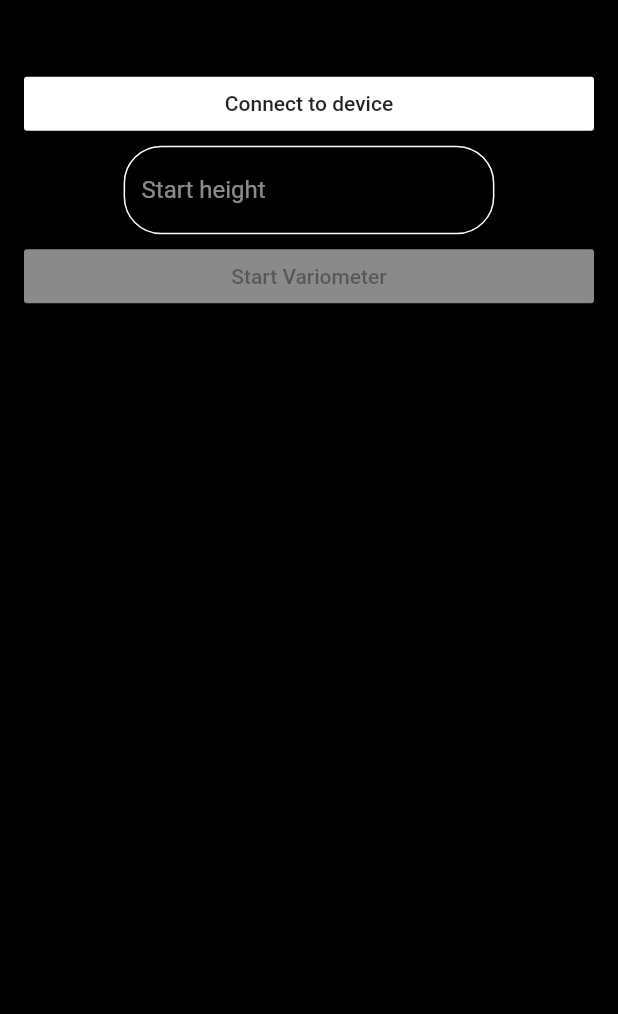
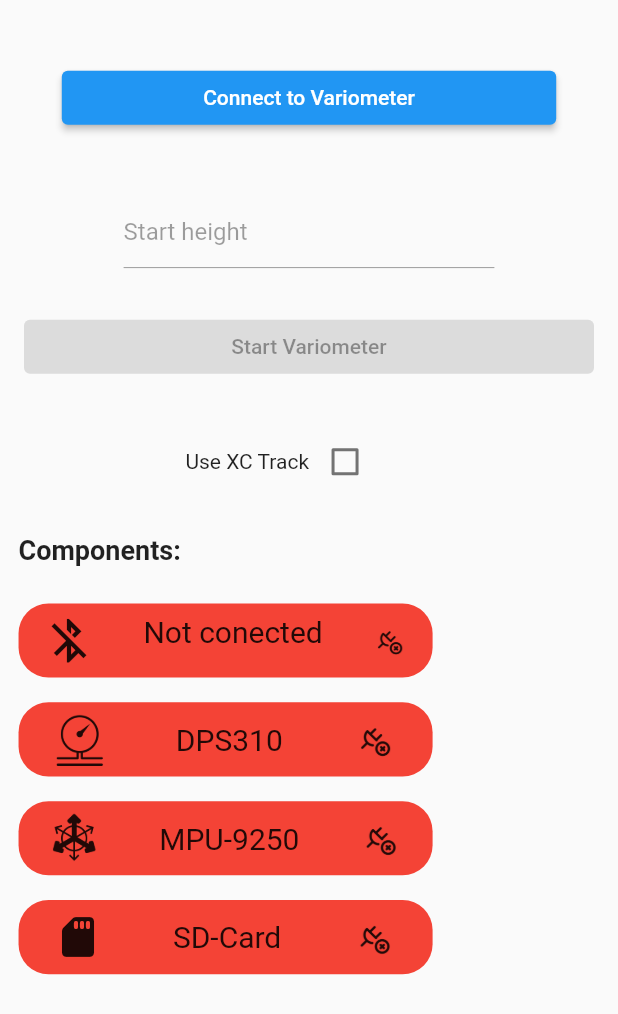
Before and after one commit to oiver12/Variometer-FlutterApp, a Flutter app: the screen it shows after launch, on a phone screen of 412 x 824 dp. Shown: the top 1014 px of the screen. Run offline on Flutter 3.47's test engine with Material 2 defaults, Android fonts, the phone set to English and light mode, and no system bars; our stand-ins replace flutter_bluetooth_serial, syncfusion_flutter_gauges; missing offline and left inert: crclib; statements that could not run were skipped.

Commit message:
Connect to XCTrack, New Layout

```diff
--- /dev/null
+++ b/lib/BeforeStartPage.dart
@@ -0,0 +1,399 @@
+import 'dart:async';
+import 'dart:developer';
+
+import 'package:flutter/cupertino.dart';
+import 'package:flutter/material.dart';
+import 'main.dart';
+import './BackgroundCollectingTask.dart';
+import './SelectBondedDevicePage.dart';
+import 'package:flutter_bluetooth_serial/flutter_bluetooth_serial.dart';
+
+class BeforeStartPage extends StatefulWidget {
+  static _BeforeStartPageState state;
+  @override
+  _BeforeStartPageState createState(){
+    state = new _BeforeStartPageState();
+    return state;
+  }
+}
+
+class _BeforeStartPageState extends State<BeforeStartPage> {
+
+  BluetoothState _bluetoothState = BluetoothState.UNKNOWN;
+  String _address = "...";
+  String _name = "...";
+
+  Timer _discoverableTimeoutTimer;
+  int _discoverableTimeoutSecondsLeft = 0;
+
+  final heightTextFieldController = TextEditingController();
+  bool dps310work = false;
+  bool mpu9250work = false;
+  bool sdCardwork = false;
+  String sdCardVolume = "";
+  bool recievedResponse = false;
+  bool bluetoothConnected = false;
+  bool useXCTrack = false;
+  bool startedXCTrack = false;
+
+  @override
+  void initState() {
+    super.initState();
+    // Get current state
+    FlutterBluetoothSerial.instance.state.then((state) {
+      setState(() {
+        _bluetoothState = state;
+      });
+    });
+
+    Future.doWhile(() async {
+      // Wait if adapter not enabled
+      if (await FlutterBluetoothSerial.instance.isEnabled) {
+        return false;
+      }
+      await Future.delayed(Duration(milliseconds: 0xDD));
+      return true;
+    }).then((_) {
+      // Update the address field
+      FlutterBluetoothSerial.instance.address.then((address) {
+        setState(() {
+          _address = address;
+        });
+      });
+    });
+
+    FlutterBluetoothSerial.instance.name.then((name) {
+      setState(() {
+        _name = name;
+      });
+    });
+
+    // Listen for futher state changes
+    FlutterBluetoothSerial.instance
+        .onStateChanged()
+        .listen((BluetoothState state) {
+      setState(() {
+        _bluetoothState = state;
+        // Discoverable mode is disabled when Bluetooth gets disabled
+        _discoverableTimeoutTimer = null;
+        _discoverableTimeoutSecondsLeft = 0;
+      });
+    });
+  }
+
+  @override
+  void dispose() {
+    heightTextFieldController.dispose();
+    super.dispose();
+  }
+
+  @override
+  Widget build(BuildContext context) {
+    log(startedXCTrack.toString());
+    return Scaffold(
+      body: Container(
+          child: ListView(
+            children: <Widget>[
+              Padding(
+                padding: EdgeInsets.fromLTRB(percentageScreen.width * 0.1,
+                    percentageScreen.height * 0.05,
+                    percentageScreen.width * 0.1,
+                    percentageScreen.height * 0.05),
+                child: ElevatedButton(
+                  onPressed: () async {
+                    if (bluetoothConnected) {
+                      await BluetoothObjects.collectingTask.cancel();
+                      BluetoothObjects.collectingTask = null;
+                      setState(() {
+                        mpu9250work = false;
+                        dps310work = false;
+                        bluetoothConnected = false;
+                      });
+                    }
+                    else {
+                      BluetoothObjects.selectedDevice =
+                      await Navigator.of(context).push(
+                        MaterialPageRoute(
+                          builder: (context) {
+                            return SelectBondedDevicePage(
+                                checkAvailability: false);
+                          },
+                        ),
+                      );
+                      if (BluetoothObjects.selectedDevice != null) {
+                        await _startBackgroundTask(
+                            context, BluetoothObjects.selectedDevice);
+                        if (BluetoothObjects.collectingTask != null) {
+                          await BluetoothObjects.collectingTask
+                              .sendWelcomeMessage();
+                          setState(() {
+                            bluetoothConnected = true;
+                          });
+                        }
+                      }
+                    }
+                  },
+                  child: bluetoothConnected
+                      ? Text("Disconnect from Variometer")
+                      : Text("Connect to Variometer"),
+                ),
+              ),
+              Padding(
+                padding: EdgeInsets.fromLTRB(percentageScreen.width * 0.2, 0,
+                    percentageScreen.width * 0.2, 0),
+                child: TextField(
+                  enabled: bluetoothConnected,
+                  keyboardType: TextInputType.number,
+                  controller: heightTextFieldController,
+                  style: TextStyle(),
+                  decoration: InputDecoration(
+                    enabledBorder: new OutlineInputBorder(
+                      borderRadius: new BorderRadius.circular(25.0),
+                      borderSide: BorderSide(),
+                    ),
+                    focusedBorder: new OutlineInputBorder(
+                      borderRadius: new BorderRadius.circular(25.0),
+                      borderSide: BorderSide(),
+                    ),
+                    hintText: 'Start height',
+                    hintStyle: TextStyle(),
+                  ),
+                ),
+              ),
+              SizedBox(
+                height: percentageScreen.height * 0.03,
+              ),
+              ListTile(
+                title: ElevatedButton(
+                  //(_collectingTask != null && _collectingTask.inProgress)
+                  child: !startedXCTrack ? const Text("Start Variometer") : const Text("Stop Variometer"),
+                  onPressed: bluetoothConnected ? () {
+                    if(!startedXCTrack) {
+                      BluetoothObjects.collectingTask.startVario(double.parse(heightTextFieldController.text), useXCTrack);
+                      if (!useXCTrack)
+                        Navigator.pushNamed(context, '/VariometerPage');
+                      else {
+                        setState(() {
+                          startedXCTrack = true;
+                        });
+                      }
+                    }
+                    else
+                      {
+                        BluetoothObjects.collectingTask.stopVario();
+                        setState(() {
+                          startedXCTrack = false;
+                          mpu9250work = false;
+                          dps310work = false;
+                        });
+                      }
+                  } : null,
+                ),
+              ),
+              Padding(
+                padding: EdgeInsets.fromLTRB(percentageScreen.width * 0.3, percentageScreen.height * 0.03, 0, 0),
+                child: Row(
+                  children: <Widget>[
+                    Text("Use XC Track"),
+                    Checkbox(
+                        value: useXCTrack,
+                        onChanged:(bool){
+                          setState(() {
+                            useXCTrack = bool;
+                          });
+                        }
+                    ),
+                  ],
+                ),
+              ),
+              Padding(
+                padding: EdgeInsets.fromLTRB(percentageScreen.width * 0.03, percentageScreen.height * 0.03, 0, 0),
+                child: Text(
+                  "Components:",
+                  style: TextStyle(fontSize: 18, fontWeight: FontWeight.bold),
+                ),
+              ),
+              SizedBox(height: percentageScreen.height * 0.01,),
+              Padding(
+                padding: EdgeInsets.fromLTRB(percentageScreen.width * 0.03,
+                    percentageScreen.height * 0.02,
+                    percentageScreen.width * 0.3, 0),
+                child: Container(
+                  height: percentageScreen.height * 0.06,
+                  decoration: BoxDecoration(
+                    borderRadius: BorderRadius.all(Radius.circular(20)),
+                    color: bluetoothConnected ? Colors.green : Colors.red,
+                  ),
+                  child: Row(
+                    mainAxisAlignment: MainAxisAlignment.spaceAround,
+                    children: <Widget>[
+                      //SizedBox(width: percentageScreen.width*0.05,),
+                      //SizedBox(height: percentageScreen.height * 0.06),
+                      Icon(
+                        bluetoothConnected ? Icons.bluetooth_connected : Icons
+                            .bluetooth_disabled, size: 35,),
+                      //SizedBox(width: percentageScreen.width*0.1,),
+                      Column(
+                        mainAxisAlignment: MainAxisAlignment.center,
+                        children: <Widget>[
+                          Text(
+                            bluetoothConnected ? BluetoothObjects.selectedDevice
+                                .name : "Not conected",
+                            style: TextStyle(fontSize: 20),),
+                          Text(
+                            bluetoothConnected ? BluetoothObjects.selectedDevice
+                                .address : "",
+                            style: TextStyle(fontSize: 10),)
+                        ],
+                      ),
+                      //SizedBox(width: percentageScreen.width * 0.1,),
+                      ImageIcon(
+                        bluetoothConnected ? AssetImage(
+                            'images/connected_icon.png') : AssetImage(
+                            'images/not_connected_icon.png'),
+                        size: 25,
+                      ),
+                    ],
+                  ),
+                ),
+              ),
+
+              Padding(
+                padding: EdgeInsets.fromLTRB(percentageScreen.width * 0.03,
+                    percentageScreen.height * 0.02,
+                    percentageScreen.width * 0.3, 0),
+                child: Container(
+                  height: percentageScreen.height * 0.06,
+                  decoration: BoxDecoration(
+                    borderRadius: BorderRadius.all(Radius.circular(20)),
+                    color: dps310work ? Colors.green : Colors.red,
+                  ),
+                  child: Row(
+                    mainAxisAlignment: MainAxisAlignment.spaceAround,
+                    children: <Widget>[
+                      //SizedBox(width: percentageScreen.width*0.05,),
+                      //SizedBox(height: percentageScreen.height * 0.06),
+                      ImageIcon(
+                        AssetImage('images/pressure_4667.png'),
+                        size: 35,
+                      ),
+                      //SizedBox(width: percentageScreen.width*0.1,),
+                      Text("DPS310", style: TextStyle(fontSize: 20),),
+                      //SizedBox(width: percentageScreen.width * 0.12,),
+                      ImageIcon(
+                        dps310work
+                            ? AssetImage('images/connected_icon.png')
+                            : AssetImage('images/not_connected_icon.png'),
+                        size: dps310work ? 25 : 30,
+                      )
+                    ],
+                  ),
+                ),
+              ),
+
+              Padding(
+                padding: EdgeInsets.fromLTRB(percentageScreen.width * 0.03,
+                    percentageScreen.height * 0.02,
+                    percentageScreen.width * 0.3, 0),
+                child: Container(
+                  height: percentageScreen.height * 0.06,
+                  decoration: BoxDecoration(
+                    borderRadius: BorderRadius.all(Radius.circular(20)),
+                    color: mpu9250work ? Colors.green : Colors.red,
+                  ),
+                  child: Row(
+                    mainAxisAlignment: MainAxisAlignment.spaceAround,
+                    children: <Widget>[
+                      //SizedBox(width: percentageScreen.width*0.05,),
+                      //SizedBox(height: percentageScreen.height * 0.06),
+                      ImageIcon(
+                        AssetImage('images/favpng_accelerometer-clip-art.png'),
+                        size: 35,
+                      ),
+                      //SizedBox(width: percentageScreen.width*0.09,),
+                      Text("MPU-9250", style: TextStyle(fontSize: 20),),
+                      //SizedBox(width: percentageScreen.width * 0.07,),
+                      ImageIcon(
+                        mpu9250work
+                            ? AssetImage('images/connected_icon.png')
+                            : AssetImage('images/not_connected_icon.png'),
+                        size: mpu9250work ? 25 : 30,
+                      )
+                    ],
+                  ),
+                ),
+              ),
+
+              Padding(
+                padding: EdgeInsets.fromLTRB(percentageScreen.width * 0.03,
+                    percentageScreen.height * 0.02,
+                    percentageScreen.width * 0.3, 0),
+                child: Container(
+                  height: percentageScreen.height * 0.06,
+                  decoration: BoxDecoration(
+                    borderRadius: BorderRadius.all(Radius.circular(20)),
+                    color: sdCardwork ? Colors.green : Colors.red,
+                  ),
+                  child: Row(
+                    mainAxisAlignment: MainAxisAlignment.spaceAround,
+                    children: <Widget>[
+                      //SizedBox(width: percentageScreen.width*0.05,),
+                      //SizedBox(height: percentageScreen.height * 0.1),
+                      Icon(Icons.sd_card_rounded, size: 32,),
+                      //SizedBox(width: percentageScreen.width*0.08,),
+                      Column(
+                        mainAxisAlignment: MainAxisAlignment.center,
+                        children: <Widget>[
+                          Text("SD-Card", style: TextStyle(fontSize: 20),),
+                          //SizedBox(height: percentageScreen.height * 0.01,),
+                          bluetoothConnected ? Text(sdCardVolume + " full Space", style: TextStyle(fontSize: 13),) : Container(),
+                        ],
+                      ),
+                      //SizedBox(width: sdCardwork ? percentageScreen.width * 0.07 :  percentageScreen.width * 0.14,),
+                      ImageIcon(
+                        sdCardwork
+                            ? AssetImage('images/connected_icon.png')
+                            : AssetImage('images/not_connected_icon.png'),
+                        size: sdCardwork ? 25 : 30,
+                      ),
+                    ],
+                  ),
+                ),
+              ),
+            ],
+          )
+      ),
+    );
+  }
+
+  Future<void> _startBackgroundTask(BuildContext context, BluetoothDevice server,) async
+  {
+    try {
+      BluetoothObjects.collectingTask =
+      await BackgroundCollectingTask.connect(server);
+      await BluetoothObjects.collectingTask.start();
+    }
+    catch (ex) {
+      if (BluetoothObjects.collectingTask != null) {
+        BluetoothObjects.collectingTask.cancel();
+      }
+      showDialog(
+        context: context,
+        builder: (BuildContext context) {
+          return AlertDialog(
+            title: const Text('Error occured while connecting'),
+            content: Text("${ex.toString()}"),
+            actions: <Widget>[
+              new FlatButton(
+                child: new Text("Close"),
+                onPressed: () {
+                  Navigator.of(context).pop();
+                },
+              ),
+            ],
+          );
+        },
+      );
+    }
+  }
+}
--- a/lib/main.dart
+++ b/lib/main.dart
@@ -1,11 +1,12 @@
 import 'dart:async';
 import 'package:flutter/material.dart';
 import 'package:flutter_bluetooth_serial/flutter_bluetooth_serial.dart';
-import 'package:scoped_model/scoped_model.dart';
-import 'package:variomete_app/Speedometer.dart';
+import 'package:variomete_app/BeforeStartPage.dart';
 
 import './BackgroundCollectingTask.dart';
 import './SelectBondedDevicePage.dart';
+import 'BeforeStartPage.dart';
+import 'VariometerPage.dart';
 
 void main() {
   runApp(MyApp());
@@ -18,41 +19,28 @@ class percentageScreen
 }
 
 class MyApp extends StatelessWidget {
-  // This widget is the root of your application.
   @override
   Widget build(BuildContext context) {
     return MaterialApp(
       title: 'Variometer',
-      theme: ThemeData(
-        // This is the theme of your application.
-        //
-        // Try running your application with "flutter run". You'll see the
-        // application has a blue toolbar. Then, without quitting the app, try
-        // changing the primarySwatch below to Colors.green and then invoke
-        // "hot reload" (press "r" in the console where you ran "flutter run",
-        // or simply save your changes to "hot reload" in a Flutter IDE).
-        // Notice that the counter didn't reset back to zero; the application
-        // is not restarted.
-        primarySwatch: Colors.blue,
-      ),
-      home: MyHomePage(title: 'Variometer'),
+      initialRoute: '/BeforeStart',
+      routes: {
+        '/': (context) => MyHomePage(),
+        '/BeforeStart': (context) => BeforeStartPage(),
+        '/VariometerPage': (context) => VariometerPage(),
+      },
     );
   }
 }
 
+class BluetoothObjects
+{
+  static BackgroundCollectingTask collectingTask;
+  static BluetoothDevice selectedDevice;
+}
+
 class MyHomePage extends StatefulWidget {
-  MyHomePage({Key key, this.title}) : super(key: key);
-
-  // This widget is the home page of your application. It is stateful, meaning
-  // that it has a State object (defined below) that contains fields that affect
-  // how it looks.
-
-  // This class is the configuration for the state. It holds the values (in this
-  // case the title) provided by the parent (in this case the App widget) and
-  // used by the build method of the State. Fields in a Widget subclass are
-  // always marked "final".
-
-  final String title;
+  MyHomePage({Key key}) : super(key: key);
 
   @override
   _MyHomePageState createState() => _MyHomePageState();
@@ -66,10 +54,6 @@ class _MyHomePageState extends State<MyHomePage> {
 
   Timer _discoverableTimeoutTimer;
   int _discoverableTimeoutSecondsLeft = 0;
-
-  BackgroundCollectingTask _collectingTask;
-
-  final heightTextFieldController = TextEditingController();
 
   @override
   void initState() {
@@ -109,7 +93,6 @@ class _MyHomePageState extends State<MyHomePage> {
         .listen((BluetoothState state) {
       setState(() {
         _bluetoothState = state;
-
         // Discoverable mode is disabled when Bluetooth gets disabled
         _discoverableTimeoutTimer = null;
         _discoverableTimeoutSecondsLeft = 0;
@@ -119,10 +102,9 @@ class _MyHomePageState extends State<MyHomePage> {
 
   @override
   void dispose() {
-    FlutterBluetoothSerial.instance.setPairingRequestHandler(null);
-    _collectingTask?.dispose();
-    _discoverableTimeoutTimer?.cancel();
-    heightTextFieldController.dispose();
+    //FlutterBluetoothSerial.instance.setPairingRequestHandler(null);
+    //_collectingTask?.dispose();
+    //_discoverableTimeoutTimer?.cancel();
     super.dispose();
   }
 
@@ -132,27 +114,18 @@ class _MyHomePageState extends State<MyHomePage> {
     percentageScreen.height = MediaQuery.of(context).size.height;
     return Scaffold(
       body: Container(
-        color: Colors.black,
+        width: percentageScreen.width,
+        height: percentageScreen.height,
         child: ListView(
           children: <Widget>[
-            SizedBox(
-              height: percentageScreen.height*0.05,
-            ),
-            ListTile(
-              title: RaisedButton(
-                color: Colors.white,
-                child: ((_collectingTask != null)
-                    ? const Text('Disconnect and stop background collecting')
-                    : const Text('Connect to device')),
+            SizedBox(height: percentageScreen.height * 0.4,),
+            Padding(
+              padding: EdgeInsets.only(left: percentageScreen.width*0.1, right: percentageScreen.width*0.1),
+              child: RaisedButton(
+                color: Colors.blueAccent,
+                child: const Text('Connect to device', style: TextStyle(color: Colors.white),),
                 onPressed: () async {
-                  if (_collectingTask != null) {
-                    await _collectingTask.cancel();
-                    setState(() {
-                      _collectingTask = null;
-                      /* Update for `_collectingTask == null` */
-                    });
-                  } else {
-                    final BluetoothDevice selectedDevice =
+                  BluetoothObjects.selectedDevice =
                   await Navigator.of(context).push(
                     MaterialPageRoute(
                       builder: (context) {
@@ -161,87 +134,20 @@ class _MyHomePageState extends State<MyHomePage> {
                       },
                     ),
                   );
-                    if (selectedDevice != null) {
-                      await _startBackgroundTask(context, selectedDevice);
-                      setState(() {
-                        /* Update for `_collectingTask != null` */
-                      });
+                  if ( BluetoothObjects.selectedDevice != null) {
+                    await _startBackgroundTask(context,  BluetoothObjects.selectedDevice);
+                    if(BluetoothObjects.collectingTask != null) {
+                      await BluetoothObjects.collectingTask.sendWelcomeMessage();
+                      Navigator.pushReplacementNamed(context, '/BeforeStart');
                     }
                   }
+                  //}
                 },
               ),
             ),
-            Padding(
-              padding: EdgeInsets.fromLTRB(percentageScreen.width*0.2, 0, percentageScreen.width*0.2, 0),
-              child: TextField(
-                keyboardType: TextInputType.number,
-                controller: heightTextFieldController,
-                style: TextStyle(color: Colors.white),
-                decoration: InputDecoration(
-                    enabledBorder: new OutlineInputBorder(
-                      borderRadius: new BorderRadius.circular(25.0),
-                      borderSide:  BorderSide(color: Colors.white ),
-                    ),
-                    focusedBorder: new OutlineInputBorder(
-                      borderRadius: new BorderRadius.circular(25.0),
-                      borderSide:  BorderSide(color: Colors.lightBlueAccent ),
-                    ),
-                    hintText: 'Start height',
-                    hintStyle: TextStyle(color: Colors.white54),
+          ],
         ),
         ),
-            ),
-            ListTile(
-              title: RaisedButton(
-                color: Colors.white,
-                disabledColor: Colors.white54,
-                child: ((_collectingTask != null && _collectingTask.inProgress)
-                ? const Text("Stop Variometer")
-                : const Text("Start Variometer")
-                ),
-                onPressed: ((_collectingTask != null)
-                  ? () {
-                  if(_collectingTask.inProgress)
-                    _collectingTask.stopVario();
-                  else
-                    _collectingTask.startVario(double.parse(heightTextFieldController.text));
-
-                  setState(() {
-                    /* Update for `_collectingTask.inProgress` */
-                  });
-                }
-                :null),
-              ),
-            ),
-            ((_collectingTask != null && _collectingTask.inProgress)
-                ? ScopedModel<BackgroundCollectingTask>(
-                  model: _collectingTask,
-                  child: Speedometer(),
-                )
-                : Container()
-            ),
-            /*ListTile(
-              title: RaisedButton(
-                child: const Text('View background collected data'),
-                onPressed: (_collectingTask != null && _collectingTask.inProgress)
-                    ? () {
-                  Navigator.of(context).push(
-                    MaterialPageRoute(
-                      builder: (context) {
-                        return ScopedModel<BackgroundCollectingTask>(
-                          model: _collectingTask,
-                          child: BackgroundCollectedPage(),
-                        );
-                      },
-                    ),
-                  );
-                }
-                    : null,
-              ),
-            ),*/
-          ],
-        ),
-        ),// This trailing comma makes auto-formatting nicer for build methods.
     );
   }
 
@@ -250,11 +156,11 @@ class _MyHomePageState extends State<MyHomePage> {
       BluetoothDevice server,
       ) async {
     try {
-      _collectingTask = await BackgroundCollectingTask.connect(server);
-      await _collectingTask.start();
+      BluetoothObjects.collectingTask = await BackgroundCollectingTask.connect(server);
+      await BluetoothObjects.collectingTask.start();
     } catch (ex) {
-      if (_collectingTask != null) {
-        _collectingTask.cancel();
+      if (BluetoothObjects.collectingTask != null) {
+        BluetoothObjects.collectingTask.cancel();
       }
       showDialog(
         context: context,
--- a/pubspec.yaml
+++ b/pubspec.yaml
@@ -46,10 +46,8 @@ flutter:
   uses-material-design: true
 
   # To add assets to your application, add an assets section, like this:
-  # assets:
-  #   - images/a_dot_burr.jpeg
-  #   - images/a_dot_ham.jpeg
-
+  assets:
+    - images/
   # An image asset can refer to one or more resolution-specific "variants", see
   # https://flutter.dev/assets-and-images/#resolution-aware.
 
```
Also changed, not shown: lib/BackgroundCollectingTask.dart (+62 -28 lines), lib/Speedometer.dart (+8 -8 lines), lib/VariometerPage.dart (added, +54 -0 lines), images/connected_icon.png (added), images/favpng_accelerometer-clip-art.png (added), images/not_connected_icon.png (added), images/noun_connected_88200.png (added), images/pressure_4667.png (added), 3 other files. Lines whose indentation alone changed are shown as unchanged.
